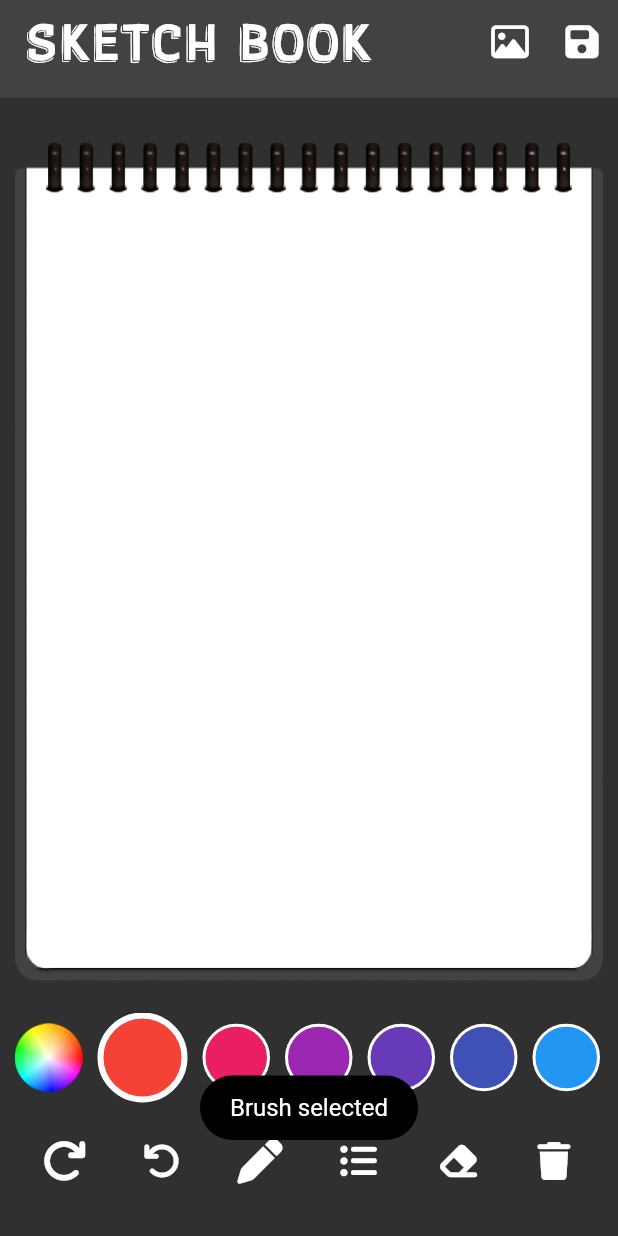
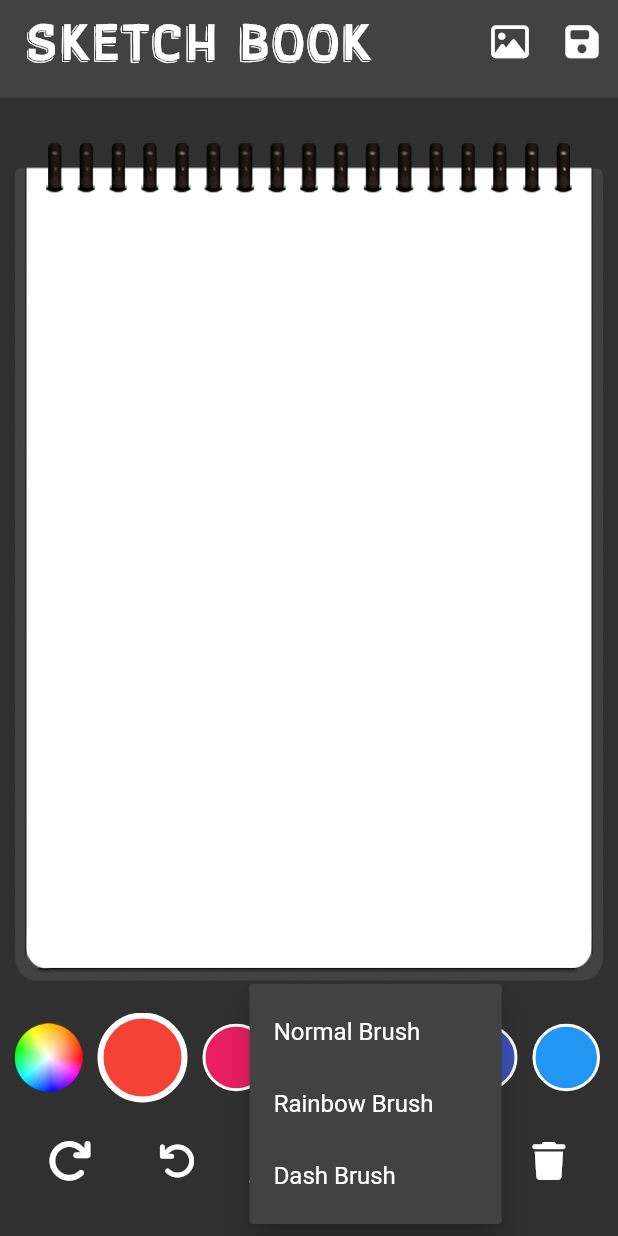
Before and after one commit to cscoderr/sketch_book, a Flutter app: the screen it shows after launch, item 3 of the bottom bar chosen, on a phone screen of 412 x 824 dp. Run offline on Flutter 3.47's test engine with Material 2 defaults, Android fonts, the phone set to English and light mode, and no system bars; drawn by our look-alikes of screenshot; our stand-ins replace flutter_colorpicker, fluttertoast, font_awesome_flutter, image_gallery_saver, image_picker, path_drawing.

Commit message:
feat: add undo, redo, save, image and dash brush

```diff
--- a/lib/models/sketch_book_type.dart
+++ b/lib/models/sketch_book_type.dart
@@ -1,6 +1,6 @@
 enum SketchBookType {
+  pencil,
   shader,
   eraser,
-  pencil,
-  pixelate,
+  dashed,
 }
--- a/lib/view/home_page_body.dart
+++ b/lib/view/home_page_body.dart
@@ -1,4 +1,7 @@
+import 'dart:io';
+
 import 'package:flutter/material.dart';
+import 'package:image_picker/image_picker.dart';
 import 'package:screenshot/screenshot.dart';
 import 'package:sketch_book/models/sketch_book.dart';
 import 'package:sketch_book/widgets/widgets.dart';
@@ -6,6 +9,7 @@ import 'package:sketch_book/widgets/widgets.dart';
 class HomePageBody extends StatelessWidget {
   const HomePageBody({
     super.key,
+    this.image,
     required this.screenshotController,
     required this.sketches,
     required this.onStart,
@@ -14,6 +18,7 @@ class HomePageBody extends StatelessWidget {
   });
 
   final ScreenshotController screenshotController;
+  final XFile? image;
   final List<SketchBook> sketches;
   final ValueChanged<DragStartDetails> onStart;
   final ValueChanged<DragUpdateDetails> onUpdate;
@@ -23,14 +28,10 @@ class HomePageBody extends StatelessWidget {
   Widget build(BuildContext context) {
     return AspectRatio(
       aspectRatio: 0.7,
-      child: ClipRect(
-        clipBehavior: Clip.hardEdge,
       child: GestureDetector(
         onPanStart: onStart,
         onPanUpdate: onUpdate,
         onPanEnd: onEnd,
-          child: Screenshot(
-            controller: screenshotController,
         child: Stack(
           alignment: Alignment.center,
           children: [
@@ -40,16 +41,22 @@ class HomePageBody extends StatelessWidget {
                 fit: BoxFit.fill,
               ),
             ),
-                // Positioned(
-                //   top: 0,
-                //   right: 20,
-                //   left: 20,
-                //   bottom: 0,
-                //   child: Image.network(
-                //     'https://img.freepik.com/premium-vector/hand-painted-background-violet-orange-colours_23-2148427578.jpg',
-                //     fit: BoxFit.scaleDown,
-                //   ),
-                // ),
+            Positioned.fill(
+              child: Screenshot(
+                controller: screenshotController,
+                child: Stack(
+                  children: [
+                    if (image != null)
+                      Positioned(
+                        top: 50,
+                        right: 20,
+                        left: 20,
+                        bottom: 30,
+                        child: Image.file(
+                          File(image!.path),
+                          fit: BoxFit.fill,
+                        ),
+                      ),
                     Positioned.fill(
                       child: CustomPaint(
                         painter: SketchBookPainter(
@@ -61,6 +68,8 @@ class HomePageBody extends StatelessWidget {
                 ),
               ),
             ),
+          ],
+        ),
       ),
     );
   }
--- a/lib/widgets/sketch_book_menu.dart
+++ b/lib/widgets/sketch_book_menu.dart
@@ -4,9 +4,18 @@ import 'package:sketch_book/extensions/helper_ex.dart';
 import 'package:sketch_book/models/sketch_book_type.dart';
 
 class SketchBookMenu extends StatelessWidget {
-  const SketchBookMenu({super.key, required this.onMenuSelected});
+  const SketchBookMenu({
+    super.key,
+    required this.onMenuSelected,
+    required this.onDelete,
+    required this.onUndo,
+    required this.onRedo,
+  });
 
-  final Function(double, SketchBookType?) onMenuSelected;
+  final Function(double?, SketchBookType?) onMenuSelected;
+  final VoidCallback onDelete;
+  final VoidCallback onUndo;
+  final VoidCallback onRedo;
 
   @override
   Widget build(BuildContext context) {
@@ -14,38 +23,25 @@ class SketchBookMenu extends StatelessWidget {
       mainAxisAlignment: MainAxisAlignment.spaceAround,
       children: [
         IconButton(
-          onPressed: () {
-            context.showToast('Redo');
-          },
+          onPressed: onRedo,
           icon: const Icon(
             FontAwesomeIcons.redo,
             size: 30,
           ),
         ),
         IconButton(
-          onPressed: () {
-            context.showToast('Undo');
-          },
+          onPressed: onUndo,
           icon: const Icon(
             FontAwesomeIcons.undo,
             size: 25,
           ),
         ),
-        IconButton(
-          onPressed: () {
-            onMenuSelected.call(20, SketchBookType.pencil);
-            context.showToast('Brush selected');
-          },
-          icon: const Icon(
-            FontAwesomeIcons.pen,
-            size: 30,
-          ),
-        ),
+        _brushTypeButton(context),
         _brushSizeButton(context),
         IconButton(
           onPressed: () {
             context.showToast('Eraser selected');
-            onMenuSelected.call(20, SketchBookType.eraser);
+            onMenuSelected.call(null, SketchBookType.eraser);
           },
           icon: const Icon(
             FontAwesomeIcons.eraser,
@@ -53,7 +49,7 @@ class SketchBookMenu extends StatelessWidget {
           ),
         ),
         IconButton(
-          onPressed: () {},
+          onPressed: onDelete,
           icon: const Icon(
             FontAwesomeIcons.trash,
             size: 25,
@@ -63,10 +59,37 @@ class SketchBookMenu extends StatelessWidget {
     );
   }
 
+  Widget _brushTypeButton(BuildContext context) {
+    return InkResponse(
+      child: PopupMenuButton(
+        onSelected: (value) => onMenuSelected.call(null, value),
+        itemBuilder: (context) {
+          return [
+            const PopupMenuItem(
+              value: SketchBookType.pencil,
+              child: Text('Normal Brush'),
+            ),
+            const PopupMenuItem(
+              value: SketchBookType.shader,
+              child: Text('Rainbow Brush'),
+            ),
+            const PopupMenuItem(
+              value: SketchBookType.dashed,
+              child: Text('Dash Brush'),
+            ),
+          ];
+        },
+        child: const Icon(
+          FontAwesomeIcons.pen,
+          size: 30,
+        ),
+      ),
+    );
+  }
+
   Widget _brushSizeButton(BuildContext context) {
-    return IconButton(
-      onPressed: () {},
-      icon: PopupMenuButton(
+    return InkResponse(
+      child: PopupMenuButton(
         onSelected: (value) => onMenuSelected.call(value.toDouble(), null),
         itemBuilder: (context) {
           return [
--- a/pubspec.yaml
+++ b/pubspec.yaml
@@ -35,13 +35,13 @@ dependencies:
   # Use with the CupertinoIcons class for iOS style icons.
   cupertino_icons: ^1.0.2
   uuid: ^3.0.7
-  umbra_flutter: ^0.1.0-dev.4
-  flutter_shaders: ^0.0.6
   flutter_colorpicker: ^1.0.3
   screenshot: ^1.3.0
   font_awesome_flutter: ^10.3.0
+  fluttertoast: ^8.1.2
+  image_picker: ^0.8.6+1
   image_gallery_saver: ^1.7.1
-  fluttertoast: ^8.1.2
+  path_drawing: ^1.0.1
 
 dev_dependencies:
   flutter_test:
```
Also changed, not shown: lib/view/home_page.dart (+61 -11 lines), lib/widgets/sketch_book_painter.dart (+31 -2 lines), pubspec.lock, 4 other files. Lines whose indentation alone changed are shown as unchanged.
